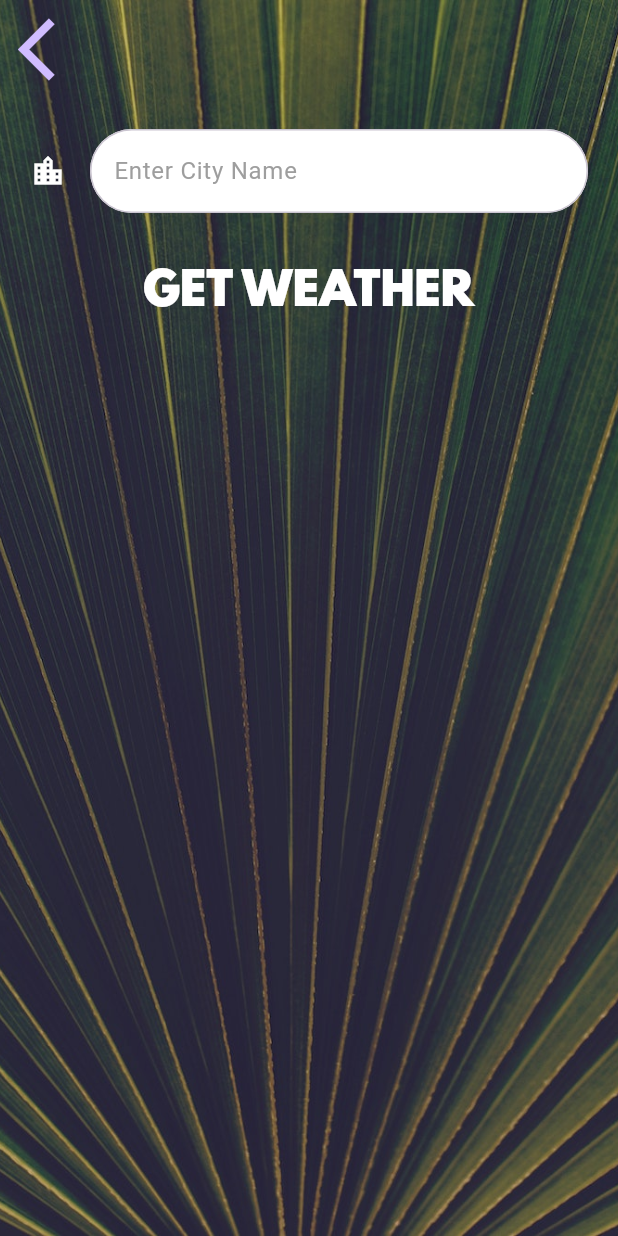
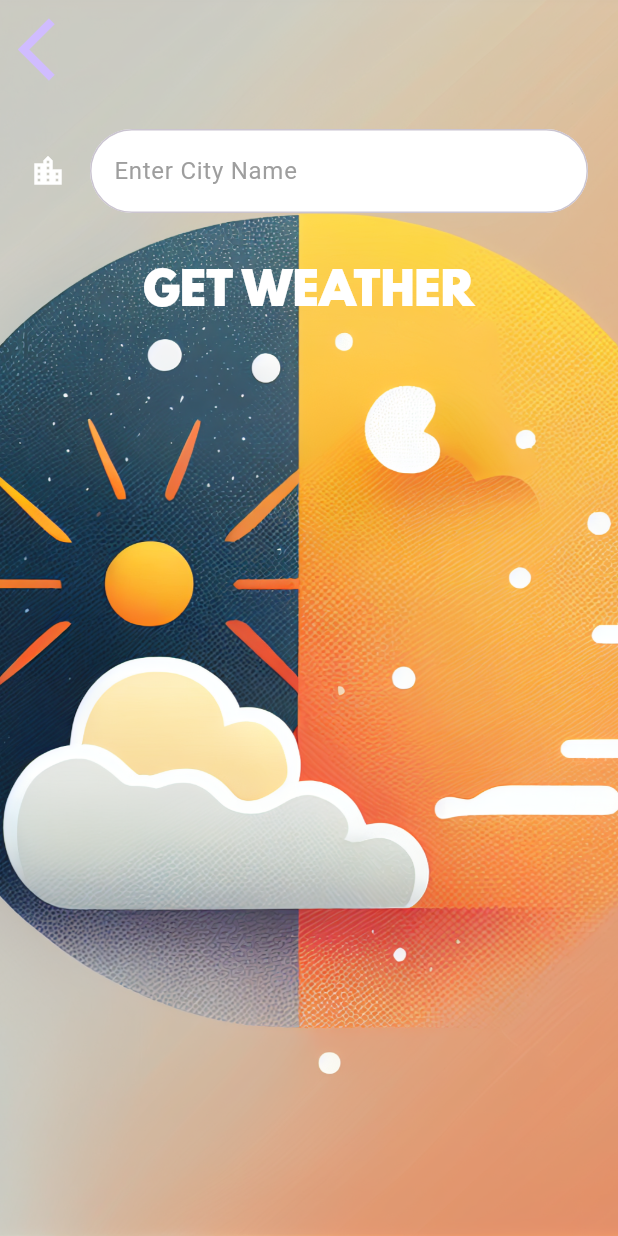
Before and after one commit to idealgeek007/weather_app, a Flutter app: the screen it shows after launch, after a tap on the "location city" icon, on a phone screen of 412 x 824 dp. Run offline on Flutter 3.47's test engine with Material 3 defaults, Android fonts, the phone set to English and light mode, and no system bars; our stand-ins replace flutter_spinkit, geolocator; statements that could not run were skipped.

Commit message:
Final Commit Updated UI

```diff
--- a/lib/screens/city_screen.dart
+++ b/lib/screens/city_screen.dart
@@ -15,7 +15,7 @@ class _CityScreenState extends State<CityScreen> {
       body: Container(
         decoration: BoxDecoration(
           image: DecorationImage(
-            image: AssetImage('images/city_background.jpg'),
+            image: AssetImage('images/cityimage.png'),
             fit: BoxFit.cover,
           ),
         ),
--- a/lib/screens/loading_screen.dart
+++ b/lib/screens/loading_screen.dart
@@ -19,6 +19,7 @@ class _LoadingScreenState extends State<LoadingScreen> {
 
   void getLocation() async {
     var weatherData = await WeatherModel().getLocationWeather();
+
     Navigator.push(
       context,
       MaterialPageRoute(
--- a/lib/screens/location_screen.dart
+++ b/lib/screens/location_screen.dart
@@ -19,6 +19,8 @@ class _LocationScreenState extends State<LocationScreen> {
   int? condition;
   String? weatherIcon;
   String? weatherMessage;
+  String? time;
+
   @override
   void initState() {
     super.initState();
@@ -36,11 +38,26 @@ class _LocationScreenState extends State<LocationScreen> {
         return;
       }
       double temperature = weatherData['current']['temp_c'];
+      time = weatherData['location']['localtime'];
+
       temp = temperature.toInt();
       condition = weatherData['current']['condition']['code'];
       cityName = weatherData['location']['name'];
       weatherIcon = weather.getWeatherIcon(condition!);
       weatherMessage = weather.getMessage(temp!);
+
+      DateTime dateTime = DateTime.parse(time!);
+
+      // Extract the hours
+      int timehrs = dateTime.hour;
+
+      if (timehrs >= 0 && timehrs <= 5) {
+        bgimage = 'night.png';
+      } else if (timehrs >= 6 && timehrs <= 17) {
+        bgimage = 'day.png';
+      } else if (timehrs >= 18 && timehrs <= 23) {
+        bgimage = 'night.png';
+      }
     });
   }
 
@@ -50,7 +67,7 @@ class _LocationScreenState extends State<LocationScreen> {
       body: Container(
         decoration: BoxDecoration(
           image: DecorationImage(
-            image: AssetImage('images/location_background.jpg'),
+            image: AssetImage('images/$bgimage'),
             fit: BoxFit.cover,
             colorFilter: ColorFilter.mode(
                 Colors.white.withOpacity(0.8), BlendMode.dstATop),
--- a/lib/utilities/constants.dart
+++ b/lib/utilities/constants.dart
@@ -35,3 +35,5 @@ const kTextFieldDecoration = InputDecoration(
         Radius.circular(30.0),
       ),
     ));
+
+String? bgimage;
```
Also changed, not shown: images/cityimage.png (added), images/day.png (added), images/night.png (added).
